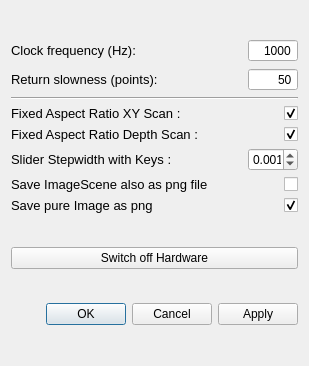
Old version of the form gui/confocal/ui_cf_settings.ui in the repository Ulm-IQO/qudi.
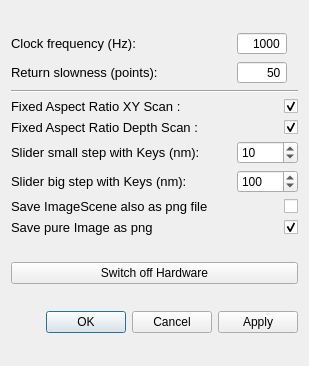
New version of the form.

Commit message: Adjust the confocal setting so that you can choose how big your step size is with the arrow keys.

What changed in the file:
```diff
--- a/gui/confocal/ui_cf_settings.ui
+++ b/gui/confocal/ui_cf_settings.ui
@@ -27,7 +27,7 @@
         <string>&lt;html&gt;&lt;head/&gt;&lt;body&gt;&lt;p&gt;Change the stepsize of a slider if you are using the keyboard to move the slider position.&lt;/p&gt;&lt;/body&gt;&lt;/html&gt;</string>
        </property>
        <property name="text">
-        <string>Slider Stepwidth with Keys :</string>
+        <string>Slider small step with Keys (nm):</string>
        </property>
       </widget>
      </item>
@@ -199,49 +199,6 @@
        </property>
       </widget>
      </item>
-     <item row="5" column="2">
-      <widget class="QDoubleSpinBox" name="slider_stepwidth_InputWidget">
-       <property name="sizePolicy">
-        <sizepolicy hsizetype="Expanding" vsizetype="Fixed">
-         <horstretch>0</horstretch>
-         <verstretch>0</verstretch>
-        </sizepolicy>
-       </property>
-       <property name="maximumSize">
-        <size>
-         <width>50</width>
-         <height>16777215</height>
-        </size>
-       </property>
-       <property name="mouseTracking">
-        <bool>true</bool>
-       </property>
-       <property name="acceptDrops">
-        <bool>true</bool>
-       </property>
-       <property name="toolTip">
-        <string>&lt;html&gt;&lt;head/&gt;&lt;body&gt;&lt;p&gt;&lt;span style=&quot; font-size:10pt;&quot;&gt;Change the stepsize of a slider if you are using the keyboard to move the slider position.&lt;/span&gt;&lt;/p&gt;&lt;/body&gt;&lt;/html&gt;</string>
-       </property>
-       <property name="alignment">
-        <set>Qt::AlignRight|Qt::AlignTrailing|Qt::AlignVCenter</set>
-       </property>
-       <property name="buttonSymbols">
-        <enum>QAbstractSpinBox::UpDownArrows</enum>
-       </property>
-       <property name="accelerated">
-        <bool>true</bool>
-       </property>
-       <property name="decimals">
-        <number>3</number>
-       </property>
-       <property name="singleStep">
-        <double>0.001000000000000</double>
-       </property>
-       <property name="value">
-        <double>0.001000000000000</double>
-       </property>
-      </widget>
-     </item>
      <item row="1" column="2">
       <widget class="QSpinBox" name="return_slowness_InputWidget">
        <property name="sizePolicy">
@@ -282,7 +239,7 @@
        </property>
       </widget>
      </item>
-     <item row="6" column="0">
+     <item row="7" column="0">
       <widget class="QLabel" name="label_9">
        <property name="font">
         <font>
@@ -297,7 +254,7 @@
        </property>
       </widget>
      </item>
-     <item row="6" column="2">
+     <item row="7" column="2">
       <widget class="QCheckBox" name="savePNG_checkBox">
        <property name="sizePolicy">
         <sizepolicy hsizetype="Expanding" vsizetype="Fixed">
@@ -322,7 +279,7 @@
        </property>
       </widget>
      </item>
-     <item row="7" column="2">
+     <item row="8" column="2">
       <widget class="QCheckBox" name="save_purePNG_checkBox">
        <property name="sizePolicy">
         <sizepolicy hsizetype="Expanding" vsizetype="Fixed">
@@ -350,7 +307,7 @@
        </property>
       </widget>
      </item>
-     <item row="7" column="0">
+     <item row="8" column="0">
       <widget class="QLabel" name="label_10">
        <property name="font">
         <font>
@@ -372,6 +329,53 @@
        </property>
       </widget>
      </item>
+     <item row="5" column="2">
+      <widget class="QSpinBox" name="slider_small_step_SpinBox">
+       <property name="toolTip">
+        <string>&lt;html&gt;&lt;head/&gt;&lt;body&gt;&lt;p&gt;&lt;span style=&quot; font-size:10pt;&quot;&gt;Change the stepsize of a slider if you are using the keyboard to move the slider position. Here you can adjust the small steps for the crosshair move.&lt;/span&gt;&lt;/p&gt;&lt;/body&gt;&lt;/html&gt;</string>
+       </property>
+       <property name="maximum">
+        <number>10000</number>
+       </property>
+       <property name="singleStep">
+        <number>10</number>
+       </property>
+       <property name="value">
+        <number>10</number>
+       </property>
+      </widget>
+     </item>
+     <item row="6" column="0">
+      <widget class="QLabel" name="label_6">
+       <property name="font">
+        <font>
+         <pointsize>10</pointsize>
+        </font>
+       </property>
+       <property name="toolTip">
+        <string>&lt;html&gt;&lt;head/&gt;&lt;body&gt;&lt;p&gt;Change the stepsize of a slider if you are using the keyboard to move the slider position. Here you can adjust the big steps for the crosshair move.&lt;br/&gt;The keyboard configuration is the following:&lt;br/&gt;Ctrl + ArrowLeft = Move -x&lt;br/&gt;Ctrl + ArrowRight = Move +x&lt;br/&gt;Ctrl + ArrowUp = Move +y&lt;br/&gt;Ctrl + ArrowDown = Move -y&lt;br/&gt;Ctrl + PageUp = Move +z&lt;br/&gt;Ctrl + PageDown = Move -z&lt;/p&gt;&lt;/body&gt;&lt;/html&gt;</string>
+       </property>
+       <property name="text">
+        <string>Slider big step with Keys (nm):</string>
+       </property>
+      </widget>
+     </item>
+     <item row="6" column="2">
+      <widget class="QSpinBox" name="slider_big_step_SpinBox">
+       <property name="toolTip">
+        <string>&lt;html&gt;&lt;head/&gt;&lt;body&gt;&lt;p&gt;&lt;span style=&quot; font-size:10pt;&quot;&gt;Change the stepsize of a slider if you are using the keyboard to move the slider position. Here you can adjust the big steps for the crosshair move.&lt;/span&gt;&lt;/p&gt;&lt;/body&gt;&lt;/html&gt;</string>
+       </property>
+       <property name="maximum">
+        <number>10000</number>
+       </property>
+       <property name="singleStep">
+        <number>10</number>
+       </property>
+       <property name="value">
+        <number>100</number>
+       </property>
+      </widget>
+     </item>
     </layout>
    </item>
    <item row="2" column="1">
```
Left out of the diff: 3 changed lines with no effect on the pictures. The commit also changes 1 other file.
